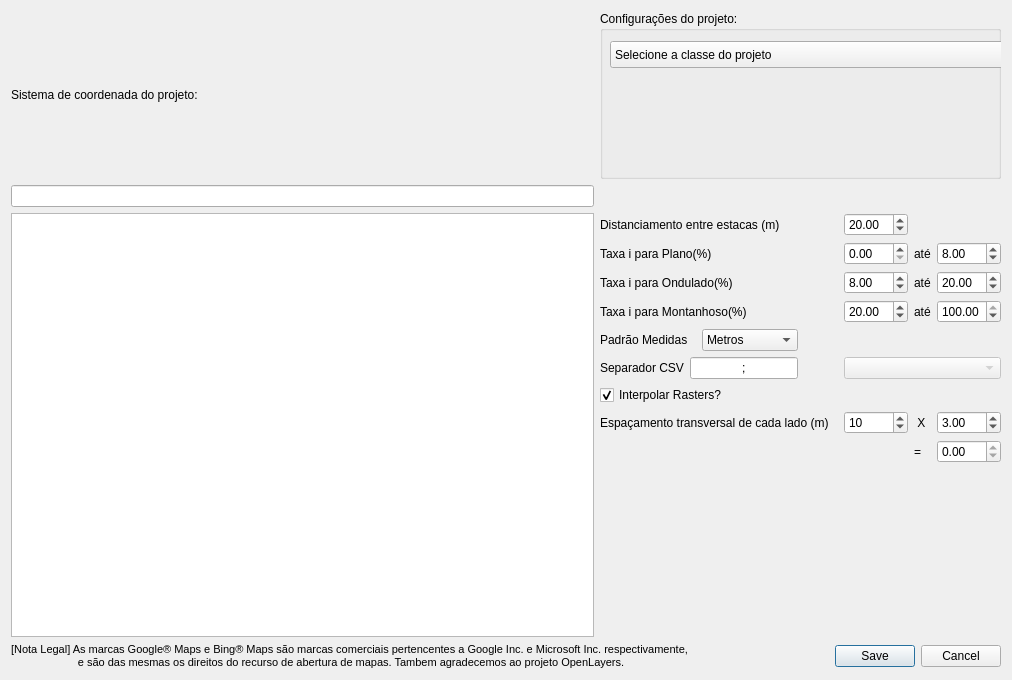
Above: app/view/ui/Topo_dialog_conf.ui from matheusfillipe/Topografia before the change. Below: the same form after it.
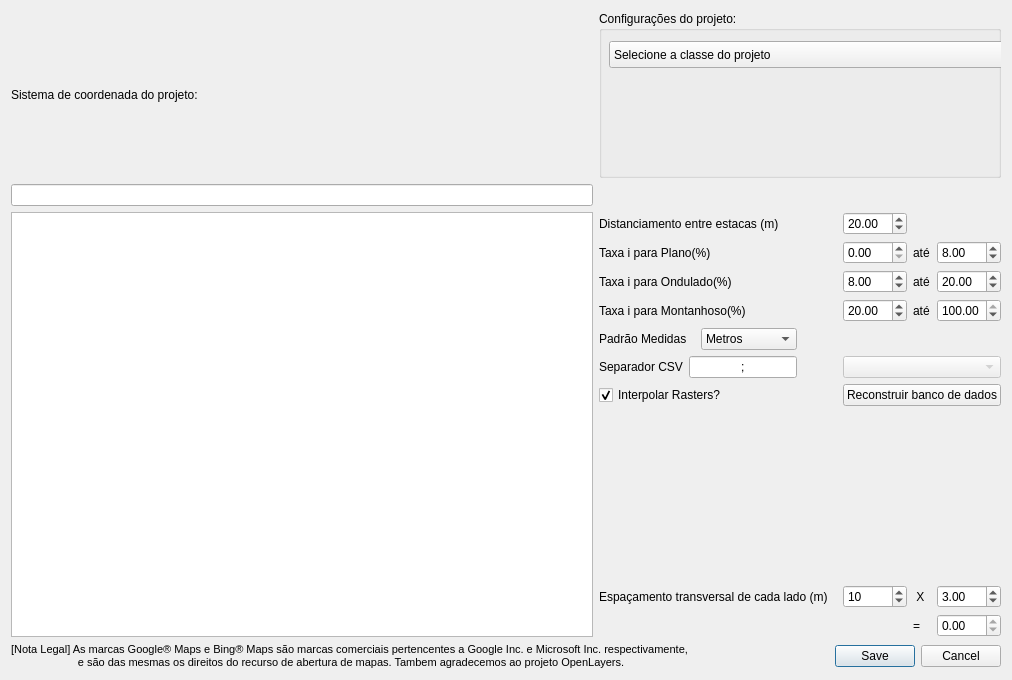
That is the form after the change.

Diff of the .ui file:
```diff
--- a/app/view/ui/Topo_dialog_conf.ui
+++ b/app/view/ui/Topo_dialog_conf.ui
@@ -108,25 +108,6 @@
      </property>
     </widget>
    </item>
-   <item row="9" column="4">
-    <widget class="QDoubleSpinBox" name="offsetSpinBox">
-     <property name="whatsThis">
-      <string>&lt;html&gt;&lt;head/&gt;&lt;body&gt;&lt;p&gt;Espaçamento entre os pontos&lt;/p&gt;&lt;/body&gt;&lt;/html&gt;</string>
-     </property>
-     <property name="minimum">
-      <double>1.000000000000000</double>
-     </property>
-     <property name="maximum">
-      <double>8.000000000000000</double>
-     </property>
-     <property name="singleStep">
-      <double>0.500000000000000</double>
-     </property>
-     <property name="value">
-      <double>3.000000000000000</double>
-     </property>
-    </widget>
-   </item>
    <item row="0" column="0">
     <widget class="QLabel" name="label">
      <property name="sizePolicy">
@@ -316,13 +297,6 @@
      </property>
     </widget>
    </item>
-   <item row="9" column="3">
-    <widget class="QLabel" name="label_13">
-     <property name="text">
-      <string> X</string>
-     </property>
-    </widget>
-   </item>
    <item row="1" column="0">
     <widget class="QLineEdit" name="txtCRS"/>
    </item>
@@ -378,19 +352,6 @@
      </item>
     </layout>
    </item>
-   <item row="9" column="1">
-    <widget class="QLabel" name="label_12">
-     <property name="sizePolicy">
-      <sizepolicy hsizetype="Minimum" vsizetype="Preferred">
-       <horstretch>0</horstretch>
-       <verstretch>0</verstretch>
-      </sizepolicy>
-     </property>
-     <property name="text">
-      <string>Espaçamento transversal de cada lado (m)</string>
-     </property>
-    </widget>
-   </item>
    <item row="8" column="1">
     <layout class="QHBoxLayout" name="horizontalLayout_3">
      <item>
@@ -405,33 +366,6 @@
      </item>
     </layout>
    </item>
-   <item row="10" column="3">
-    <widget class="QLabel" name="label_14">
-     <property name="text">
-      <string>=</string>
-     </property>
-    </widget>
-   </item>
-   <item row="9" column="2">
-    <widget class="QSpinBox" name="transversal">
-     <property name="whatsThis">
-      <string>&lt;html&gt;&lt;head/&gt;&lt;body&gt;&lt;p&gt;Número de pontos cotados distribuidos para cada lado da sessão tipo&lt;/p&gt;&lt;/body&gt;&lt;/html&gt;</string>
-     </property>
-     <property name="value">
-      <number>10</number>
-     </property>
-    </widget>
-   </item>
-   <item row="10" column="4">
-    <widget class="QDoubleSpinBox" name="t_espassamento">
-     <property name="whatsThis">
-      <string>&lt;html&gt;&lt;head/&gt;&lt;body&gt;&lt;p&gt;Espaçamento em metros a ser cotado a partir de cada lado do centro da sessão transversal. &lt;/p&gt;&lt;/body&gt;&lt;/html&gt;</string>
-     </property>
-     <property name="readOnly">
-      <bool>true</bool>
-     </property>
-    </widget>
-   </item>
    <item row="4" column="3">
     <widget class="QLabel" name="label_6">
      <property name="text">
@@ -496,6 +430,79 @@
      </property>
     </widget>
    </item>
+   <item row="11" column="3">
+    <widget class="QLabel" name="label_14">
+     <property name="text">
+      <string>=</string>
+     </property>
+    </widget>
+   </item>
+   <item row="11" column="4">
+    <widget class="QDoubleSpinBox" name="t_espassamento">
+     <property name="whatsThis">
+      <string>&lt;html&gt;&lt;head/&gt;&lt;body&gt;&lt;p&gt;Espaçamento em metros a ser cotado a partir de cada lado do centro da sessão transversal. &lt;/p&gt;&lt;/body&gt;&lt;/html&gt;</string>
+     </property>
+     <property name="readOnly">
+      <bool>true</bool>
+     </property>
+    </widget>
+   </item>
+   <item row="10" column="1">
+    <widget class="QLabel" name="label_12">
+     <property name="sizePolicy">
+      <sizepolicy hsizetype="Minimum" vsizetype="Preferred">
+       <horstretch>0</horstretch>
+       <verstretch>0</verstretch>
+      </sizepolicy>
+     </property>
+     <property name="text">
+      <string>Espaçamento transversal de cada lado (m)</string>
+     </property>
+    </widget>
+   </item>
+   <item row="10" column="2">
+    <widget class="QSpinBox" name="transversal">
+     <property name="whatsThis">
+      <string>&lt;html&gt;&lt;head/&gt;&lt;body&gt;&lt;p&gt;Número de pontos cotados distribuidos para cada lado da sessão tipo&lt;/p&gt;&lt;/body&gt;&lt;/html&gt;</string>
+     </property>
+     <property name="value">
+      <number>10</number>
+     </property>
+    </widget>
+   </item>
+   <item row="10" column="3">
+    <widget class="QLabel" name="label_13">
+     <property name="text">
+      <string> X</string>
+     </property>
+    </widget>
+   </item>
+   <item row="10" column="4">
+    <widget class="QDoubleSpinBox" name="offsetSpinBox">
+     <property name="whatsThis">
+      <string>&lt;html&gt;&lt;head/&gt;&lt;body&gt;&lt;p&gt;Espaçamento entre os pontos&lt;/p&gt;&lt;/body&gt;&lt;/html&gt;</string>
+     </property>
+     <property name="minimum">
+      <double>1.000000000000000</double>
+     </property>
+     <property name="maximum">
+      <double>8.000000000000000</double>
+     </property>
+     <property name="singleStep">
+      <double>0.500000000000000</double>
+     </property>
+     <property name="value">
+      <double>3.000000000000000</double>
+     </property>
+    </widget>
+   </item>
+   <item row="8" column="2" colspan="3">
+    <widget class="QPushButton" name="dbBuild">
+     <property name="text">
+      <string>Reconstruir banco de dados</string>
+     </property>
+    </widget>
+   </item>
   </layout>
   <action name="actionOpenFolderAction">
    <property name="text">
```
